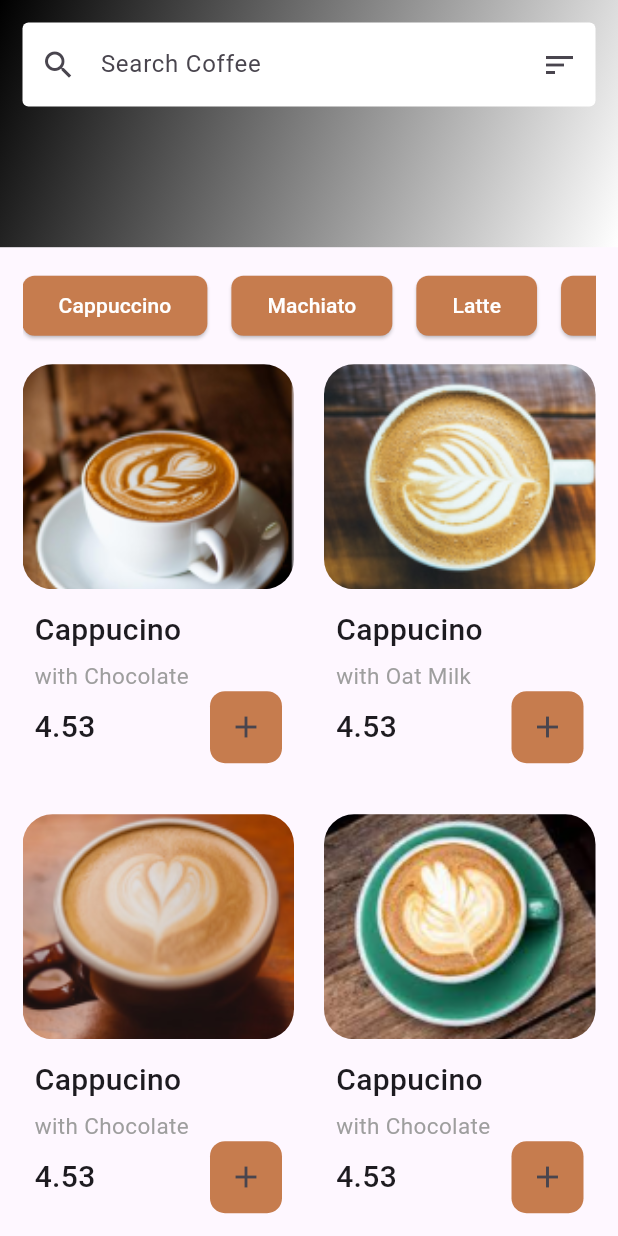
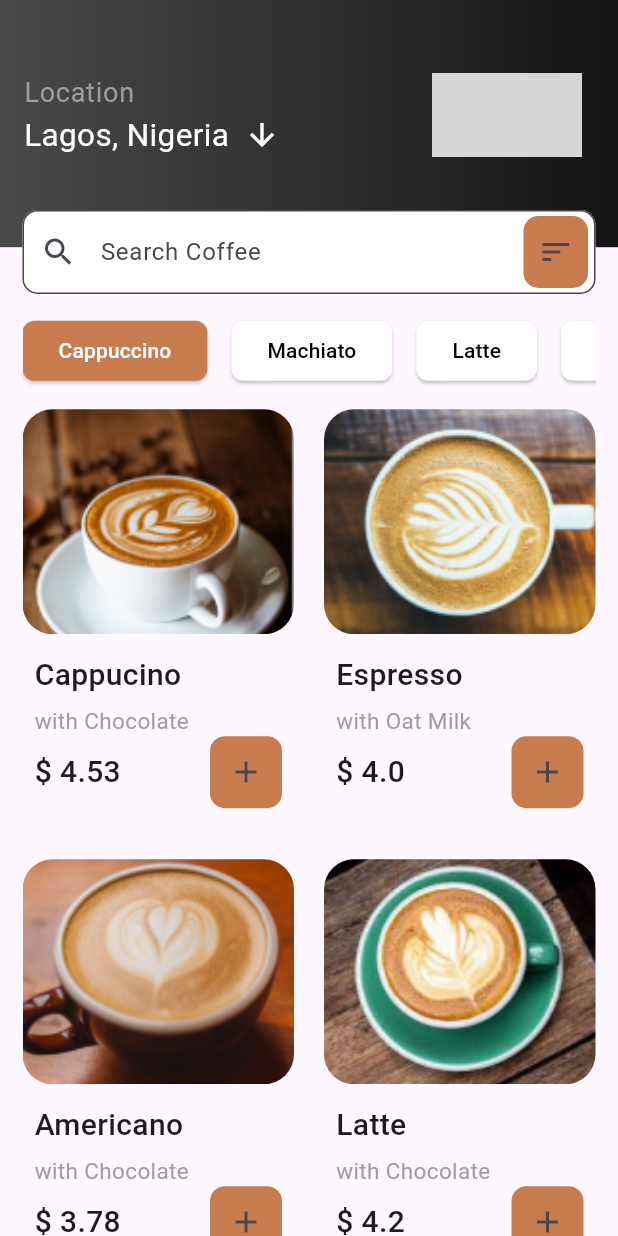
Before and after one commit to AyomideCharles/Coffee-store-Flutter-UI, a Flutter app: the HomePage screen opened directly, on a phone screen of 412 x 824 dp. Run offline on Flutter 3.47's test engine with Material 3 defaults, Android fonts, the phone set to English and light mode, and no system bars; network calls fail; grey boxes are pictures that could not be loaded.

Commit message:
feat: :art: UI completed

```diff
--- a/lib/model/coffeemodel.dart
+++ b/lib/model/coffeemodel.dart
@@ -19,18 +19,18 @@ List<Coffee> coffee = [
       price: 4.53,
       topping: 'with Chocolate'),
   Coffee(
-      type: 'Cappucino',
+      type: 'Espresso',
       image: 'assets/cup2.png',
-      price: 4.53,
+      price: 4.00,
       topping: 'with Oat Milk'),
   Coffee(
-      type: 'Cappucino',
+      type: 'Americano',
       image: 'assets/cup3.png',
-      price: 4.53,
+      price: 3.78,
       topping: 'with Chocolate'),
   Coffee(
-      type: 'Cappucino',
+      type: 'Latte',
       image: 'assets/cup4.png',
-      price: 4.53,
+      price: 4.20,
       topping: 'with Chocolate'),
 ];
--- a/lib/views/detailspage.dart
+++ b/lib/views/detailspage.dart
@@ -1,6 +1,5 @@
 import 'package:feather_icons/feather_icons.dart';
 import 'package:flutter/material.dart';
-
 import '../model/coffeemodel.dart';
 
 class DetailsPage extends StatefulWidget {
@@ -13,6 +12,10 @@ class DetailsPage extends StatefulWidget {
 }
 
 class _DetailsPageState extends State<DetailsPage> {
+  int selectedSize = 0;
+
+  List size = ['S', 'M', 'L'];
+
   @override
   Widget build(BuildContext context) {
     return Scaffold(
@@ -61,7 +64,7 @@ class _DetailsPageState extends State<DetailsPage> {
                   mainAxisSize: MainAxisSize.min,
                   children: [
                     Icon(
-                      FeatherIcons.star,
+                      Icons.star,
                       color: Colors.yellow.shade900,
                     ),
                     const SizedBox(
@@ -82,7 +85,7 @@ class _DetailsPageState extends State<DetailsPage> {
                 height: 10,
               ),
               const Text(
-                  'Enjoy the rich and aromatic experience of our signature Cappuccino. Indulge in the perfect blend of velvety espresso, steamed milk, and a luxurious layer of frothy foam. This exquisite beverage is a harmonious symphony of bold flavors and smooth textures. '),
+                  'Enjoy the rich and aromatic experience of our signature Cappuccino. Indulge in the perfect blend of velvety espresso, steamed milk, and a luxurious layer of frothy foam. This exquisite beverage is a harmonious symphony of bold flavors and smooth textures..'),
               const SizedBox(
                 height: 10,
               ),
@@ -102,14 +105,24 @@ class _DetailsPageState extends State<DetailsPage> {
                       child: ElevatedButton(
                         style: ElevatedButton.styleFrom(
                             minimumSize: const Size(110, 50),
-                            backgroundColor: Colors.white,
+                            backgroundColor: selectedSize == index
+                                ? Colors.orange.shade200
+                                : Colors.white,
                             shape: RoundedRectangleBorder(
                                 borderRadius: BorderRadius.circular(10)),
-                            side: const BorderSide(color: Colors.grey)),
-                        onPressed: () {},
-                        child: const Text(
-                          'Hello',
-                          style: TextStyle(color: Colors.black),
+                            side: BorderSide(
+                                color: selectedSize == index
+                                    ? Colors.orange
+                                    : Colors.grey)),
+                        onPressed: () {
+                          setState(() {
+                            selectedSize = index;
+                          });
+                        },
+                        child: Text(
+                          size[index],
+                          style: const TextStyle(
+                              color: Colors.black, fontSize: 17),
                         ),
                       ),
                     ),
@@ -118,7 +131,7 @@ class _DetailsPageState extends State<DetailsPage> {
               ListTile(
                 title: const Text('Price'),
                 subtitle: Text(
-                  widget.coffeedetail.price.toString(),
+                  '\$ ${widget.coffeedetail.price.toString()}',
                   style: const TextStyle(
                       color: Colors.orange,
                       fontSize: 25,
--- a/lib/views/homepage.dart
+++ b/lib/views/homepage.dart
@@ -1,6 +1,5 @@
 import 'package:coffee_store_ui/views/detailspage.dart';
 import 'package:flutter/material.dart';
-
 import '../model/coffeemodel.dart';
 
 class HomePage extends StatefulWidget {
@@ -11,22 +10,62 @@ class HomePage extends StatefulWidget {
 }
 
 class _HomePageState extends State<HomePage> {
+  String selectedCoffeeType = 'Cappuccino';
   @override
   Widget build(BuildContext context) {
     return Scaffold(
-      body: SingleChildScrollView(
+      body: SafeArea(
+        child: SingleChildScrollView(
           child: Stack(
             children: [
               Column(
                 children: [
                   Container(
+                    padding: const EdgeInsets.only(top: 40),
                     height: MediaQuery.of(context).size.height / 5,
                     decoration: const BoxDecoration(
                       gradient: LinearGradient(
-                    colors: [Colors.black, Colors.white],
-                    begin: Alignment.topLeft,
-                    end: Alignment.bottomRight,
-                  )),
+                        colors: [Color(0xFF131313), Color(0xE0313131)],
+                        begin: Alignment.centerRight,
+                        end: Alignment.centerLeft,
+                      ),
+                    ),
+                    child: const ListTile(
+                      title: Text(
+                        'Location',
+                        style: TextStyle(
+                            color: Colors.grey,
+                            fontSize: 18,
+                            fontWeight: FontWeight.w400),
+                      ),
+                      subtitle: Row(
+                        children: [
+                          Text(
+                            'Lagos, Nigeria',
+                            style: TextStyle(
+                                fontSize: 21,
+                                color: Colors.white,
+                                fontWeight: FontWeight.w400),
+                          ),
+                          SizedBox(
+                            width: 10,
+                          ),
+                          Icon(
+                            Icons.arrow_downward,
+                            color: Colors.white,
+                          )
+                        ],
+                      ),
+                      trailing: CircleAvatar(
+                        backgroundImage: NetworkImage(
+                            'https://wallpapercave.com/wp/wp4531250.jpg'),
+                        backgroundColor: Colors.transparent,
+                        radius: 50,
+                      ),
+                    ),
+                  ),
+                  const SizedBox(
+                    height: 30,
                   ),
                   Padding(
                     padding: const EdgeInsets.all(15),
@@ -36,33 +75,40 @@ class _HomePageState extends State<HomePage> {
                           scrollDirection: Axis.horizontal,
                           child: Row(
                             children: [
-                            ...[
+                              for (  String coffeeType in [
                                 'Cappuccino',
                                 'Machiato',
                                 'Latte',
-                              'Animation',
-                              'Flutter',
-                            ]
-                                .map(
-                                  (text) => Padding(
+                                'Americano',
+                                'Espresso',
+                              ])
+                                Padding(
                                   padding: const EdgeInsets.only(right: 16),
                                   child: ElevatedButton(
                                     style: ElevatedButton.styleFrom(
                                       shape: RoundedRectangleBorder(
-                                              borderRadius:
-                                                  BorderRadius.circular(8)),
+                                        borderRadius: BorderRadius.circular(8),
+                                      ),
                                       backgroundColor:
-                                              const Color(0xFFC67C4E)),
-                                      onPressed: () {},
+                                          selectedCoffeeType == coffeeType
+                                              ? const Color(0xFFC67C4E)
+                                              : Colors.white,
+                                    ),
+                                    onPressed: () {
+                                      setState(() {
+                                        selectedCoffeeType = coffeeType;
+                                      });
+                                    },
                                     child: Text(
-                                        text,
-                                        style: const TextStyle(
-                                            color: Colors.white),
+                                      coffeeType,
+                                      style: TextStyle(
+                                        color: selectedCoffeeType == coffeeType
+                                            ? Colors.white
+                                            : Colors.black,
                                       ),
                                     ),
                                   ),
-                                )
-                                .toList(),
+                                ),
                             ],
                           ),
                         ),
@@ -78,7 +124,8 @@ class _HomePageState extends State<HomePage> {
                             mainAxisExtent: 280,
                             crossAxisSpacing: 20,
                             mainAxisSpacing: 20,
-                                  crossAxisCount: 2),
+                            crossAxisCount: 2,
+                          ),
                           itemCount: 4,
                           itemBuilder: (_, index) {
                             final selectedCoffee = coffee[index];
@@ -89,11 +136,14 @@ class _HomePageState extends State<HomePage> {
                                   MaterialPageRoute(
                                     builder: (context) => DetailsPage(
                                       coffeedetail: selectedCoffee,
-                                            )));
+                                    ),
+                                  ),
+                                );
                               },
                               child: Container(
                                 decoration: BoxDecoration(
-                                    borderRadius: BorderRadius.circular(20)),
+                                  borderRadius: BorderRadius.circular(20),
+                                ),
                                 child: Column(
                                   children: [
                                     ClipRRect(
@@ -118,7 +168,8 @@ class _HomePageState extends State<HomePage> {
                                             coffee[index].type,
                                             style: const TextStyle(
                                               fontSize: 20,
-                                                fontWeight: FontWeight.w500),
+                                              fontWeight: FontWeight.w500,
+                                            ),
                                           ),
                                           const SizedBox(
                                             height: 5,
@@ -127,18 +178,19 @@ class _HomePageState extends State<HomePage> {
                                             coffee[index].topping,
                                             style: const TextStyle(
                                               color: Colors.grey,
-                                                fontSize: 15),
+                                              fontSize: 15,
+                                            ),
                                           ),
                                           Row(
                                             mainAxisAlignment:
                                                 MainAxisAlignment.spaceBetween,
                                             children: [
                                               Text(
-                                                coffee[index].price.toString(),
+                                                '\$ ${coffee[index].price.toString()}',
                                                 style: const TextStyle(
                                                   fontSize: 20,
-                                                    fontWeight:
-                                                        FontWeight.w500),
+                                                  fontWeight: FontWeight.w500,
+                                                ),
                                               ),
                                               Container(
                                                 decoration: BoxDecoration(
@@ -149,39 +201,50 @@ class _HomePageState extends State<HomePage> {
                                                 ),
                                                 child: IconButton(
                                                   onPressed: () {},
-                                                    icon:
-                                                        const Icon(Icons.add)),
-                                              )
-                                            ],
-                                          )
+                                                  icon: const Icon(Icons.add),
+                                                ),
+                                              ),
                                             ],
                                           ),
-                                    )
                                         ],
-                                ),
-                              ),
-                            );
-                          })
-                    ],
-                  ),
-                )
-              ],
-            ),
-            const Padding(
-              padding: EdgeInsets.all(15.0),
-              child: TextField(
-                decoration: InputDecoration(
-                    filled: true,
-                    fillColor: Colors.white,
-                    border: OutlineInputBorder(borderSide: BorderSide.none),
-                    hintText: 'Search Coffee',
-                    prefixIcon: Icon(Icons.search),
-                    suffixIcon: Icon(Icons.sort)),
                                       ),
                                     ),
                                   ],
                                 ),
                               ),
                             );
+                          },
+                        ),
+                      ],
+                    ),
+                  ),
+                ],
+              ),
+              Positioned(
+                top: 140,
+                right: 15,
+                left: 15,
+                child: TextField(
+                  decoration: InputDecoration(
+                      filled: true,
+                      fillColor: Colors.white,
+                      border: OutlineInputBorder(
+                          borderSide: const BorderSide(),
+                          borderRadius: BorderRadius.circular(10)),
+                      hintText: 'Search Coffee',
+                      prefixIcon: const Icon(Icons.search),
+                      suffixIcon: Container(
+                          margin: const EdgeInsets.only(right: 5),
+                          decoration: BoxDecoration(
+                              color: const Color(0xFFC67C4E),
+                              borderRadius: BorderRadius.circular(10)),
+                          child: const Icon(Icons.sort))),
+                ),
+              ),
+            ],
+          ),
+        ),
+      ),
+    );
   }
 }
```
Lines whose indentation alone changed are shown as unchanged.
